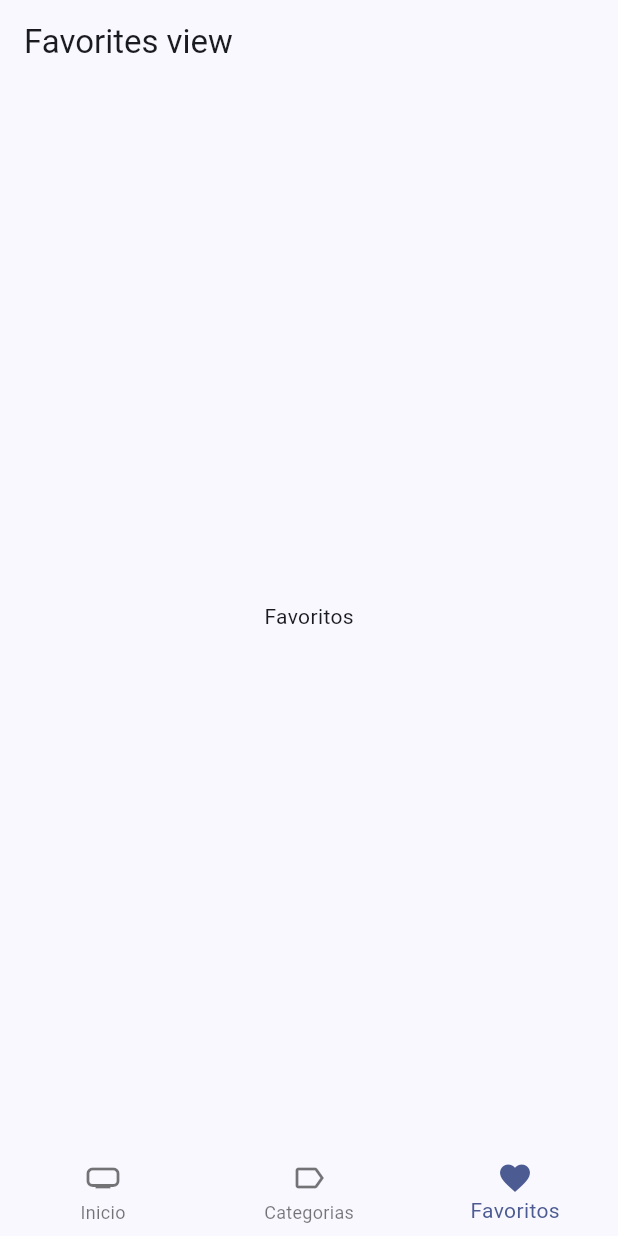
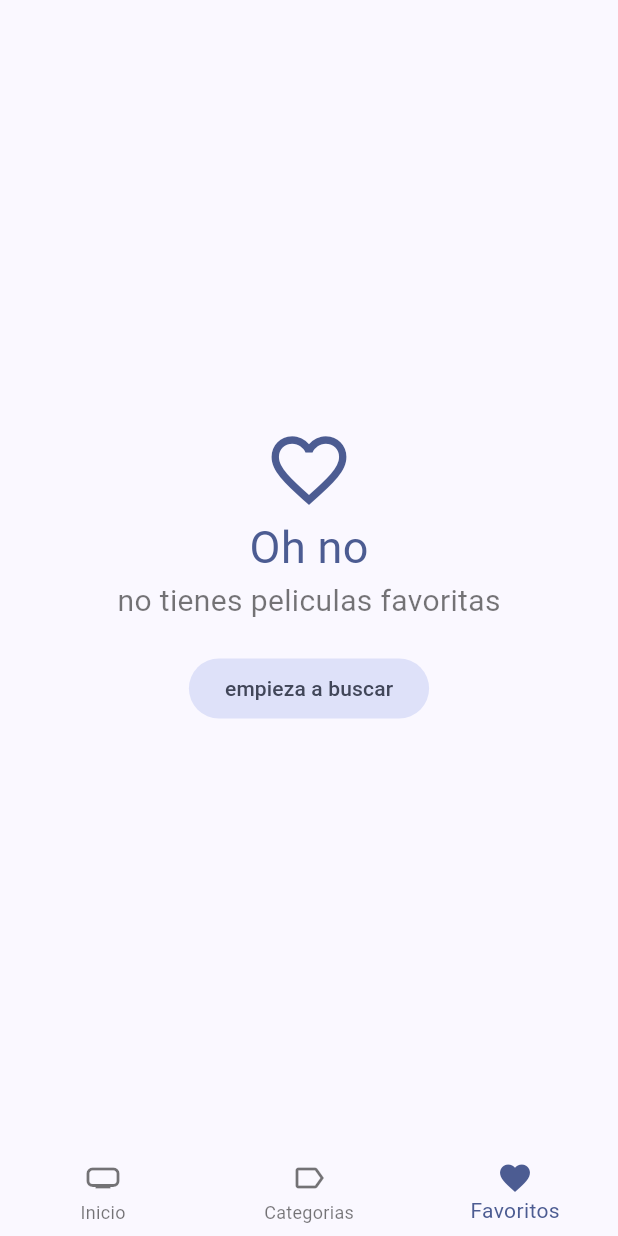
Before and after one commit to NicolasOrdoV/Cinemapedia, a Flutter app: the screen it shows after launch, item 3 of the bottom bar chosen, on a phone screen of 412 x 824 dp. Run offline on Flutter 3.47's test engine with Material 3 defaults, Android fonts, the phone set to English and light mode, and no system bars; our stand-ins replace animate_do, card_swiper, dio, flutter_dotenv, flutter_riverpod, go_router and 1 more; accounts and stored records are empty; generated files the repository leaves out were written again; network calls fail.

Commit message:
aplicacion completa

```diff
--- a/lib/infrastructure/mappers/actor_mapper.dart
+++ b/lib/infrastructure/mappers/actor_mapper.dart
@@ -6,6 +6,6 @@ class ActorMapper {
       Actor(
         id: cast.id,
         name: cast.name,
-        profilePath: cast.profilePath != null ? 'https://image.tmdb.org/t/p/w500${cast.profilePath}' : 'no-poster',
+        profilePath: cast.profilePath != null ? 'https://image.tmdb.org/t/p/w500${cast.profilePath}' : 'https://www.movienewsletters.net/photos/000000H1.jpg',
         character: cast.character);
 }
--- a/lib/infrastructure/mappers/movie_mapper.dart
+++ b/lib/infrastructure/mappers/movie_mapper.dart
@@ -12,7 +12,7 @@ class MovieMapper {
       originalTitle: moviedb.originalTitle,
       overview: moviedb.overview,
       popularity: moviedb.popularity,
-      posterPath: (moviedb.posterPath != "") ? 'https://image.tmdb.org/t/p/w500${moviedb.posterPath}' : 'no-poster',
+      posterPath: (moviedb.posterPath != "") ? 'https://image.tmdb.org/t/p/w500${moviedb.posterPath}' : 'https://www.movienewsletters.net/photos/000000H1.jpg',
       releaseDate: moviedb.releaseDate != null ? moviedb.releaseDate! : DateTime.now(),
       title: moviedb.title,
       video: moviedb.video,
@@ -22,14 +22,14 @@ class MovieMapper {
 
   static Movie movieDetailsToEntity(MovieDetails moviedb ) => Movie(
     adult: moviedb.adult,
-      backdropPath: (moviedb.backdropPath != '') ? 'https://image.tmdb.org/t/p/w500${moviedb.backdropPath}' : 'no-poster',
+      backdropPath: (moviedb.backdropPath != '') ? 'https://image.tmdb.org/t/p/w500${moviedb.backdropPath}' : 'https://www.movienewsletters.net/photos/000000H1.jpg',
       genreIds: moviedb.genres.map((e) => e.name).toList(),
       id: moviedb.id,
       originalLanguage: moviedb.originalLanguage,
       originalTitle: moviedb.originalTitle,
       overview: moviedb.overview,
       popularity: moviedb.popularity,
-      posterPath: (moviedb.posterPath != "") ? 'https://image.tmdb.org/t/p/w500${moviedb.posterPath}' : 'no-poster',
+      posterPath: (moviedb.posterPath != "") ? 'https://image.tmdb.org/t/p/w500${moviedb.posterPath}' : 'https://www.movienewsletters.net/photos/000000H1.jpg',
       releaseDate: moviedb.releaseDate,
       title: moviedb.title,
       video: moviedb.video,
--- a/lib/infrastructure/models/moviedb/movie_moviedb.dart
+++ b/lib/infrastructure/models/moviedb/movie_moviedb.dart
@@ -50,7 +50,7 @@ class MovieMovieDB {
 
     Map<String, dynamic> toJson() => {
         "adult": adult,
-        "backdrop_path": backdropPath,
+        "backdrop_path": backdropPath ?? '',
         "genre_ids": List<dynamic>.from(genreIds.map((x) => x)),
         "id": id,
         "original_language": originalLanguage,
--- a/lib/presentation/providers/providers.dart
+++ b/lib/presentation/providers/providers.dart
@@ -5,3 +5,5 @@ export 'movies/initial_loading_provider.dart';
 export 'actors/actors_by_movie_provider.dart';
 export 'actors/actors_repository_provider.dart';
 export 'search/search_movies_provider.dart';
+export 'storage/local_storage_provider.dart';
+export 'storage/favorite_movies_provider.dart';
--- a/lib/presentation/views/home_views/favorite_view.dart
+++ b/lib/presentation/views/home_views/favorite_view.dart
@@ -1,17 +1,68 @@
+import 'package:cinemapedia/presentation/providers/providers.dart';
+import 'package:cinemapedia/presentation/widgets/widgets.dart';
 import 'package:flutter/material.dart';
+import 'package:flutter_riverpod/flutter_riverpod.dart';
+import 'package:go_router/go_router.dart';
 
-class FavoritesView extends StatelessWidget {
+class FavoritesView extends ConsumerStatefulWidget {
   const FavoritesView({super.key});
 
   @override
+  FavoritesViewState createState() => FavoritesViewState();
+}
+
+class FavoritesViewState extends ConsumerState<FavoritesView> {
+
+  bool isLastPage = false;
+  bool isLoading = false;
+
+  @override
+  void initState() {
+    super.initState();
+    loadNextPage();
+  }
+
+  void loadNextPage() async {
+    if( isLoading || isLastPage) return;
+    isLoading = true;
+    final movies =await  ref.read(favoriteMoviesProvider.notifier).loadNextPage();
+    isLoading = false;
+
+    if (movies.isEmpty) {
+      isLastPage = true;
+    }
+  }
+
+  @override
   Widget build(BuildContext context) {
+    final favoriteMovies = ref.watch(favoriteMoviesProvider).values.toList();
+
+    if(favoriteMovies.isEmpty) {
+      final colors = Theme.of(context).colorScheme;
+      return Center(
+        child: Column(
+          mainAxisAlignment: MainAxisAlignment.center,
+          crossAxisAlignment: CrossAxisAlignment.center,
+          children: [
+            Icon(Icons.favorite_outline_sharp, size: 60, color: colors.primary,),
+            Text('Oh no', style: TextStyle(fontSize: 30, color: colors.primary),),
+            const Text('no tienes peliculas favoritas', style: TextStyle(fontSize: 20, color: Colors.black54),),
+
+            const SizedBox(height: 20,),
+            FilledButton.tonal(
+              onPressed: () => context.go('/home/0'),
+              child: const Text('empieza a buscar')
+            )
+          ]
+        ),
+      );
+    }
+
     return Scaffold(
-      appBar: AppBar(
-        title: const Text('Favorites view'),
-      ),
-      body: const Center(
-        child: Text('Favoritos')
-      ),
+      body: MovieMasonry(
+        loadNextPage: loadNextPage,
+        movies: favoriteMovies
+      )
     );
   }
 }
--- a/lib/presentation/widgets/shared/custom_appbar.dart
+++ b/lib/presentation/widgets/shared/custom_appbar.dart
@@ -38,7 +38,7 @@ class CustomAppbar extends ConsumerWidget {
                   ).then((movie) {
                     if( movie == null) return;
 
-                    context.push('/movie/${movie.id}');
+                    context.push('/home/0/movie/${movie.id}');
                   });
                 },
                 icon: const Icon(Icons.search)
--- a/lib/presentation/widgets/widgets.dart
+++ b/lib/presentation/widgets/widgets.dart
@@ -3,3 +3,5 @@ export 'shared/custom_appbar.dart';
 export 'movies/movies_slideshow.dart';
 export 'shared/custom_bottom_navigation.dart';
 export 'shared/full_screen_loader.dart';
+export 'movies/movie_masonry.dart';
+export 'movies/movie_poster_link.dart';
--- a/pubspec.yaml
+++ b/pubspec.yaml
@@ -14,13 +14,19 @@ dependencies:
     sdk: flutter
   flutter_dotenv: ^5.1.0
   flutter_riverpod: ^2.4.9
+  flutter_staggered_grid_view: ^0.7.0
   go_router: ^13.0.0
   intl: ^0.19.0
+  isar: ^3.1.0+1
+  isar_flutter_libs: ^3.1.0+1
+  path_provider: ^2.1.2
 
 dev_dependencies:
+  build_runner: ^2.4.8
   flutter_lints: ^2.0.0
   flutter_test:
     sdk: flutter
+  isar_generator: ^3.1.0+1
 
 flutter:
   uses-material-design: true
```
Also changed, not shown: lib/domain/datasources/local_storage_datasource.dart (added, +10 -0 lines), lib/domain/entities/movie.dart (+7 -0 lines), lib/domain/repositories/local_storage_repository.dart (added, +10 -0 lines), lib/infrastructure/datasources/isar_datasource.dart (added, +68 -0 lines), lib/infrastructure/repositories/local_storage_repository_impl.dart (added, +27 -0 lines), lib/presentation/providers/storage/favorite_movies_provider.dart (added, +44 -0 lines), lib/presentation/providers/storage/local_storage_provider.dart (added, +7 -0 lines), lib/presentation/screens/movies/movie_screen.dart (+73 -22 lines), lib/presentation/widgets/movies/movie_masonry.dart (added, +62 -0 lines), lib/presentation/widgets/movies/movie_poster_link.dart (added, +24 -0 lines), lib/domain/entities/movie.g.dart (added), pubspec.lock, 6 other files.
